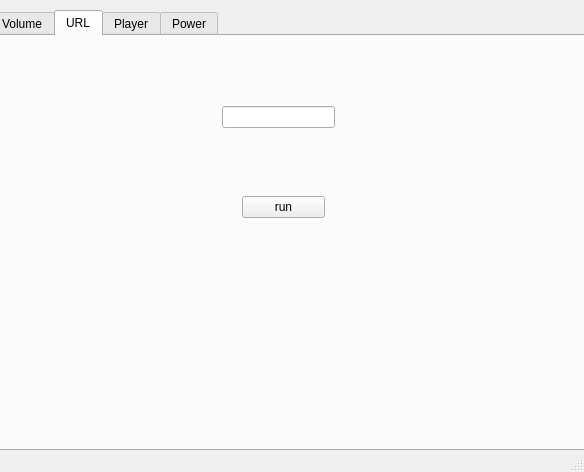
Old version of the form kodigui.ui in the repository definitly486/KodiGui.
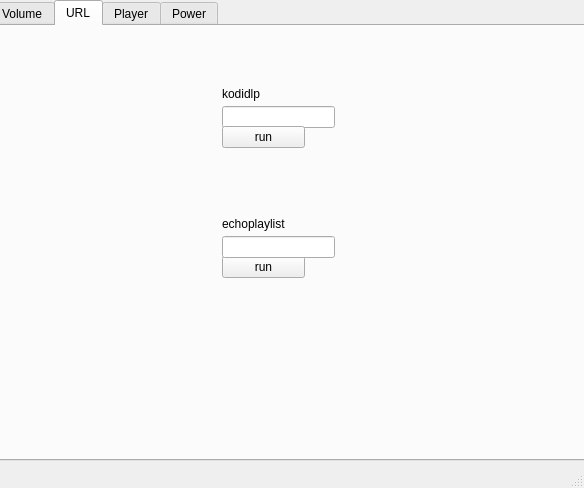
New version of the form. The open tabs and pages were chosen to show the change. Icons and pictures are not drawn.

Commit message: изменено:      kodigui.pro.user 	изменено:      kodigui.ui 	изменено:      mainwindow.cpp 	изменено:      mainwindow.h

```diff
--- a/kodigui.ui
+++ b/kodigui.ui
@@ -7,7 +7,7 @@
     <x>0</x>
     <y>0</y>
     <width>584</width>
-    <height>472</height>
+    <height>488</height>
    </rect>
   </property>
   <property name="windowTitle">
@@ -23,9 +23,9 @@
     <property name="geometry">
      <rect>
       <x>-10</x>
-      <y>10</y>
+      <y>0</y>
       <width>601</width>
-      <height>441</height>
+      <height>461</height>
      </rect>
     </property>
     <property name="currentIndex">
@@ -76,7 +76,7 @@
       <property name="geometry">
        <rect>
         <x>230</x>
-        <y>70</y>
+        <y>80</y>
         <width>113</width>
         <height>22</height>
        </rect>
@@ -85,8 +85,8 @@
      <widget class="QPushButton" name="pushButton">
       <property name="geometry">
        <rect>
-        <x>250</x>
-        <y>160</y>
+        <x>230</x>
+        <y>100</y>
         <width>83</width>
         <height>22</height>
        </rect>
@@ -95,6 +95,55 @@
        <string>run</string>
       </property>
      </widget>
+     <widget class="QPushButton" name="pushButton_7">
+      <property name="geometry">
+       <rect>
+        <x>230</x>
+        <y>230</y>
+        <width>83</width>
+        <height>22</height>
+       </rect>
+      </property>
+      <property name="text">
+       <string>run</string>
+      </property>
+     </widget>
+     <widget class="QLineEdit" name="lineEdit_2">
+      <property name="geometry">
+       <rect>
+        <x>230</x>
+        <y>210</y>
+        <width>113</width>
+        <height>22</height>
+       </rect>
+      </property>
+     </widget>
+     <widget class="QLabel" name="label_2">
+      <property name="geometry">
+       <rect>
+        <x>230</x>
+        <y>60</y>
+        <width>101</width>
+        <height>16</height>
+       </rect>
+      </property>
+      <property name="text">
+       <string>kodidlp</string>
+      </property>
+     </widget>
+     <widget class="QLabel" name="label_3">
+      <property name="geometry">
+       <rect>
+        <x>230</x>
+        <y>190</y>
+        <width>81</width>
+        <height>16</height>
+       </rect>
+      </property>
+      <property name="text">
+       <string>echoplaylist</string>
+      </property>
+     </widget>
     </widget>
     <widget class="QWidget" name="player">
      <attribute name="title">
```
Left out of the diff: 2 changed lines with no effect on the pictures. The commit also changes 3 other files.
